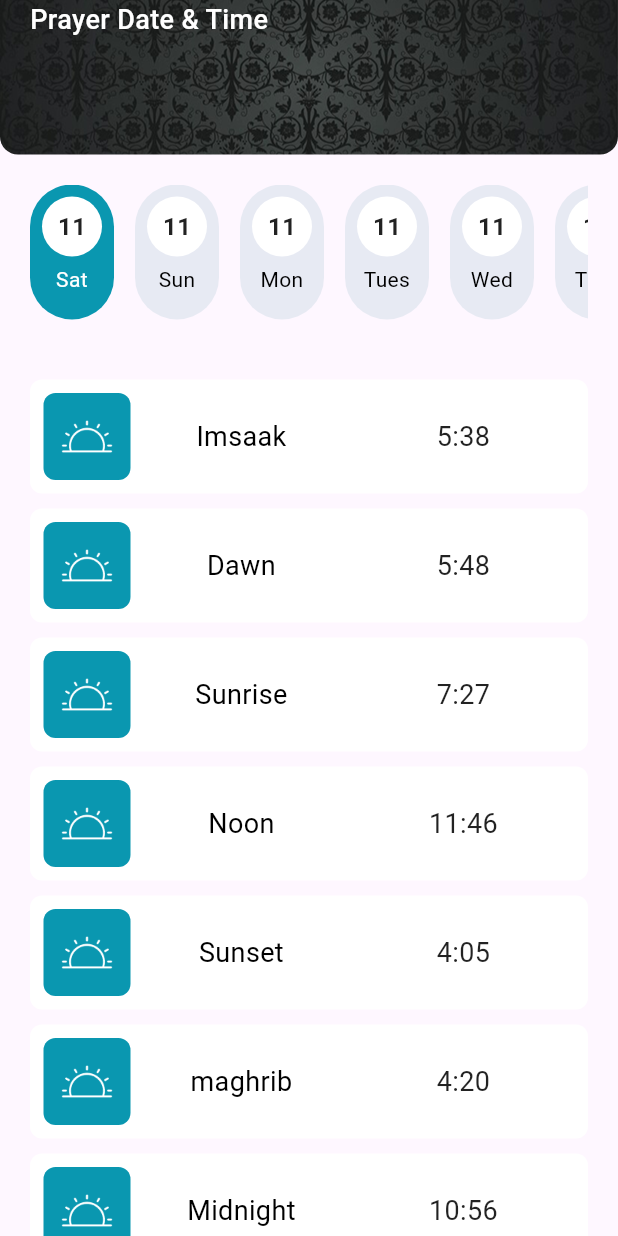
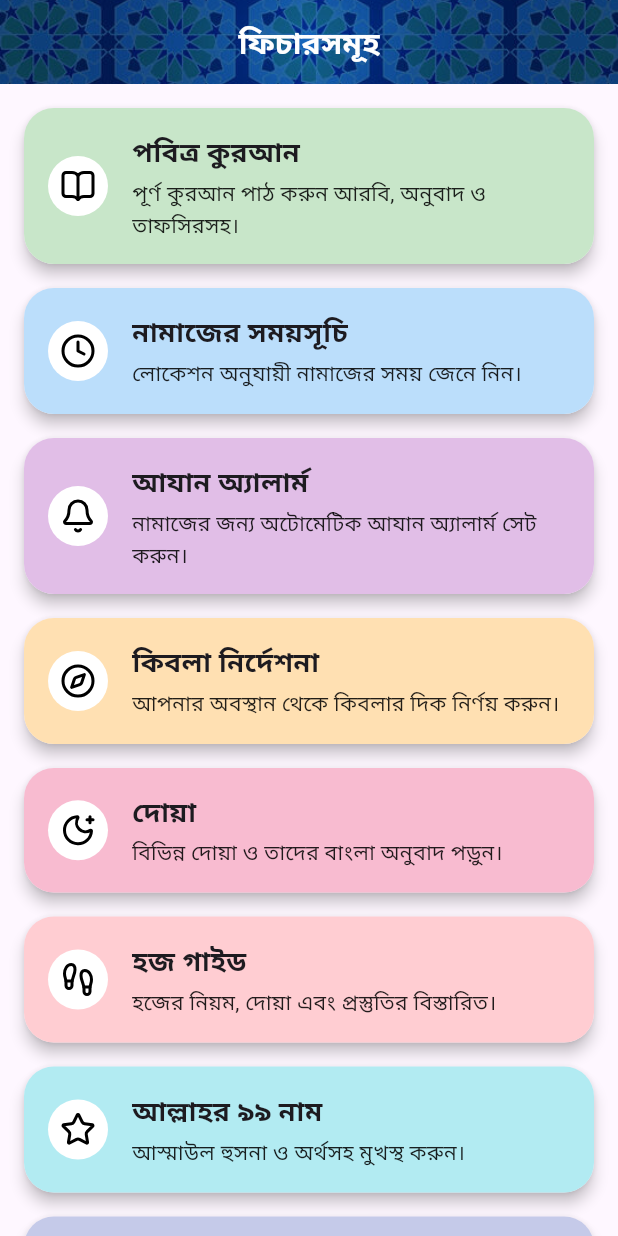
Before and after one commit to alazad214/din-duide-app, a Flutter app: the FeaturesScreen screen opened directly, on a phone screen of 412 x 824 dp. Run offline on Flutter 3.47's test engine with Material 3 defaults, Android fonts, the phone set to English and light mode, and no system bars; drawn by our look-alikes of auto_animated; our stand-ins replace carousel_slider, connectivity_plus, dio, flutter_easyloading, flutter_screenutil, get and 6 more; accounts and stored records are empty.

Commit message:
features screen ui added

```diff
--- a/lib/common_widgets/auth_appbar.dart
+++ b/lib/common_widgets/auth_appbar.dart
@@ -1,64 +1,64 @@
 import 'package:flutter/material.dart';
 import 'package:flutter_screenutil/flutter_screenutil.dart';
-import '../constants/app_assets/assets_icons.dart';
+import '../constants/app_assets/assets_image.dart';
 import '../constants/app_colors.dart';
-import '../helpers/navigation_service.dart';
-import '../helpers/ui_helpers.dart';
 
-class AuthCustomAppBar extends StatelessWidget {
-  final String title;
-  final bool? isLeading;
-  const AuthCustomAppBar({
+class CustomAppbar extends StatelessWidget implements PreferredSizeWidget {
+  const CustomAppbar({
     super.key,
     required this.title,
-    this.isLeading = true,
+    this.onCallBack,
+    this.leadingVisible = false,
+    this.actions,
+    this.centerTitle,
+    this.backgroundColor,
   });
+
+  final String title;
+  final onCallBack;
+  final bool leadingVisible;
+  final actions;
+  final centerTitle;
+  final backgroundColor;
 
   @override
   Widget build(BuildContext context) {
-    return Container(
-      width: double.infinity,
+    return AppBar(
+      automaticallyImplyLeading: false,
+      flexibleSpace: Container(
         decoration: BoxDecoration(
-        borderRadius: BorderRadius.only(
-          bottomLeft: Radius.circular(12.r),
-          bottomRight: Radius.circular(12.r),
+          image: DecorationImage(
+            image: AssetImage(AssetsImage.bg3),
+            fit: BoxFit.cover,
           ),
-        color: AppColors.primaryColor,
         ),
-      child: Padding(
-        padding: const EdgeInsets.only(
-          top: 59,
-          bottom: 59,
-          right: 24,
-          left: 24,
       ),
-        child: Row(
-          children: [
-            isLeading == true
-                ? GestureDetector(
-                  onTap: () => NavigationService.goBack,
-                  child: Padding(
-                    padding: EdgeInsets.symmetric(
-                      horizontal: 10.w,
-                      vertical: 5.h,
+      leading: Visibility(
+        visible: !leadingVisible,
+        child: IconButton(
+          onPressed: () {},
+          icon: Icon(
+            Icons.arrow_back_ios_new,
+            color: AppColors.cFFFFFF,
+            size: 20.sp,
           ),
-                    child: Image.asset(AssetsIcons.arrorBack),
         ),
-                )
-                : const SizedBox.shrink(),
-            UIHelper.widthSpace(12.w),
-            Text(
+      ),
+      backgroundColor: backgroundColor ?? Colors.transparent,
+      titleSpacing: 2.w,
+      centerTitle: centerTitle ?? true,
+      title: Text(
         title,
-              style: const TextStyle(
-                color: Colors.white,
-                fontSize: 16,
-
+        style: TextStyle(
+          color: AppColors.cFFFFFF,
+          fontSize: 20.sp,
           fontWeight: FontWeight.w600,
         ),
       ),
-          ],
-        ),
-      ),
+      actions: actions,
     );
   }
+
+  @override
+  Size get preferredSize => const Size.fromHeight(kToolbarHeight);
 }
--- a/lib/constants/app_assets/assets_image.dart
+++ b/lib/constants/app_assets/assets_image.dart
@@ -2,6 +2,7 @@ class AssetsImage {
   AssetsImage._();
   static String bg = 'assets/icons/bg.png';
   static String bg2 = 'assets/images/bg2.png';
+  static String bg3 = 'assets/images/bg3.jpg';
   static String background2 = 'assets/images/background2.png';
   static String roundplus = 'assets/images/roundplus.png';
   static String onboarding = 'assets/images/onboarding.png';
--- a/lib/features/salat/presentation/features_screen.dart
+++ b/lib/features/salat/presentation/features_screen.dart
@@ -1,241 +1,121 @@
+import 'package:din_guide_app/common_widgets/auth_appbar.dart';
+import 'package:din_guide_app/features/salat/widgets/features_card.dart';
+import 'package:flutter/material.dart';
+import 'package:lucide_icons/lucide_icons.dart';
 
-import 'package:flutter/material.dart';
-import 'package:get/get.dart';
-import '../../../constants/app_assets/assets_icons.dart';
-import '../../../constants/app_assets/assets_image.dart';
-import '../../../constants/app_colors.dart';
-
-class FeaturesScreen extends StatefulWidget {
+class FeaturesScreen extends StatelessWidget {
   const FeaturesScreen({super.key});
-
-  @override
-  State<FeaturesScreen> createState() => _FeaturesScreenState();
-}
-
-class _FeaturesScreenState extends State<FeaturesScreen> {
-  int selectedItem = 0;
-  List weekList = ['Sat', 'Sun', 'Mon', 'Tues', 'Wed', 'Thur', 'Fri'];
-  List<Map> prayerTime = [
-    {'name': 'Imsaak', 'time': '5:38'},
-    {'name': 'Dawn', 'time': '5:48 '},
-    {'name': 'Sunrise', 'time': '7:27 '},
-    {'name': 'Noon', 'time': '11:46'},
-    {'name': 'Sunset', 'time': '4:05'},
-    {'name': 'maghrib', 'time': '4:20'},
-    {'name': 'Midnight', 'time': '10:56'},
-  ];
 
   @override
   Widget build(BuildContext context) {
     return Scaffold(
+      appBar: const CustomAppbar(
+        title: 'ফিচারসমূহ',
+        leadingVisible: true,
+        centerTitle: true,
+        backgroundColor: Colors.transparent,
+      ),
       body: SingleChildScrollView(
+        padding: const EdgeInsets.all(16),
         child: Column(
           children: [
-            Container(
-              height: Get.height / 8,
-              width: Get.width / 1,
-              decoration: BoxDecoration(
-                image: DecorationImage(
-                  image: AssetImage(AssetsImage.bg2),
-                  fit: BoxFit.cover,
+            FeatureCard(
+              icon: LucideIcons.bookOpen,
+              title: 'পবিত্র কুরআন',
+              description: 'পূর্ণ কুরআন পাঠ করুন আরবি, অনুবাদ ও তাফসিরসহ।',
+              color: Colors.green.shade100,
+              ontap: () {},
             ),
-                borderRadius: const BorderRadius.only(
-                  bottomRight: Radius.circular(12),
-                  bottomLeft: Radius.circular(12),
+            FeatureCard(
+              icon: LucideIcons.clock,
+              title: 'নামাজের সময়সূচি',
+              description: 'লোকেশন অনুযায়ী নামাজের সময় জেনে নিন।',
+              color: Colors.blue.shade100,
+              ontap: () {},
             ),
+            FeatureCard(
+              icon: LucideIcons.bell,
+              title: 'আযান অ্যালার্ম',
+              description: 'নামাজের জন্য অটোমেটিক আযান অ্যালার্ম সেট করুন।',
+              color: Colors.purple.shade100,
+              ontap: () {},
             ),
-              child: const SafeArea(
-                child: Padding(
-                  padding: EdgeInsets.symmetric(horizontal: 20),
-                  child: Text(
-                    'Prayer Date & Time',
-                    style: TextStyle(
-                      color: Colors.white,
-                      fontSize: 18,
-                      fontWeight: FontWeight.w500,
+            FeatureCard(
+              icon: LucideIcons.compass,
+              title: 'কিবলা নির্দেশনা',
+              description: 'আপনার অবস্থান থেকে কিবলার দিক নির্ণয় করুন।',
+              color: Colors.orange.shade100,
+              ontap: () {},
             ),
+            FeatureCard(
+              icon: LucideIcons.moonStar,
+              title: 'দোয়া',
+              description: 'বিভিন্ন দোয়া ও তাদের বাংলা অনুবাদ পড়ুন।',
+              color: Colors.pink.shade100,
+              ontap: () {},
             ),
+            FeatureCard(
+              icon: LucideIcons.footprints,
+              title: 'হজ গাইড',
+              description: 'হজের নিয়ম, দোয়া এবং প্রস্তুতির বিস্তারিত।',
+              color: Colors.red.shade100,
+              ontap: () {},
             ),
+            FeatureCard(
+              icon: LucideIcons.star,
+              title: 'আল্লাহর ৯৯ নাম',
+              description: 'আস্মাউল হুসনা ও অর্থসহ মুখস্থ করুন।',
+              color: Colors.cyan.shade100,
+              ontap: () {},
             ),
+            FeatureCard(
+              icon: LucideIcons.book,
+              title: 'নামাজ শিক্ষা',
+              description: 'নামাজের নিয়ম, দোয়া এবং সূরা শিখুন।',
+              color: Colors.indigo.shade100,
+              ontap: () {},
             ),
-            Padding(
-              padding: const EdgeInsets.all(20),
-              child: Column(
-                crossAxisAlignment: CrossAxisAlignment.start,
-                children: [
-                  //Time button-->
-                  SizedBox(
-                    height: 90,
-                    child: SingleChildScrollView(
-                      scrollDirection: Axis.horizontal,
-                      child: ListView.builder(
-                        itemCount: weekList.length,
-                        shrinkWrap: true,
-                        scrollDirection: Axis.horizontal,
-                        itemBuilder: (_, index) {
-                          return Padding(
-                            padding: const EdgeInsets.only(right: 14),
-                            child: GestureDetector(
-                              onTap: () {
-                                setState(() {
-                                  selectedItem = index;
-                                });
-                              },
-                              child: Container(
-                                padding: const EdgeInsets.only(
-                                  top: 8,
-                                  left: 8,
-                                  right: 8,
-                                  bottom: 12,
+            FeatureCard(
+              icon: LucideIcons.headphones,
+              title: 'যিকির',
+              description: 'প্রতিদিনের যিকির ও ফজিলতসমূহ।',
+              color: Colors.amber.shade100,
+              ontap: () {},
             ),
-                                decoration: ShapeDecoration(
-                                  color:
-                                      selectedItem == index
-                                          ? AppColors.primaryColor
-                                          : const Color(0x19187488),
-                                  shape: RoundedRectangleBorder(
-                                    borderRadius: BorderRadius.circular(60),
+            FeatureCard(
+              icon: LucideIcons.user,
+              title: 'ইসলামিক নাম',
+              description: 'ছেলে ও মেয়েদের সুন্দর ইসলামিক নাম খুঁজুন।',
+              color: Colors.deepPurple.shade100,
+              ontap: () {},
             ),
+            FeatureCard(
+              icon: LucideIcons.shieldCheck,
+              title: 'ক্বুরবানি গাইড',
+              description: 'ক্বুরবানির নিয়ম, শর্ত ও গুরুত্বপূর্ণ মাসায়েল।',
+              color: Colors.lime.shade100,
+              ontap: () {},
             ),
-                                child: Row(
-                                  mainAxisSize: MainAxisSize.min,
-                                  mainAxisAlignment: MainAxisAlignment.start,
-                                  crossAxisAlignment: CrossAxisAlignment.start,
-                                  children: [
-                                    SizedBox(
-                                      width: 40,
-                                      child: Column(
-                                        children: [
-                                          Container(
-                                            width: double.infinity,
-                                            height: 40,
-                                            decoration: ShapeDecoration(
-                                              color: Colors.white,
-                                              shape: RoundedRectangleBorder(
-                                                borderRadius:
-                                                    BorderRadius.circular(20),
+            FeatureCard(
+              icon: LucideIcons.calendar,
+              title: 'হিজরি ক্যালেন্ডার',
+              description: 'হিজরি ও ইংরেজি তারিখ একসাথে দেখুন।',
+              color: Colors.brown.shade100,
+              ontap: () {},
             ),
+            FeatureCard(
+              icon: LucideIcons.sun,
+              title: 'রোজা',
+              description: 'রোজার নিয়ম, সাহরি-ইফতারের সময় ও দোয়া।',
+              color: Colors.greenAccent.shade100,
+              ontap: () {},
             ),
-                                            child: const Column(
-                                              mainAxisSize: MainAxisSize.min,
-                                              mainAxisAlignment:
-                                                  MainAxisAlignment.center,
-                                              crossAxisAlignment:
-                                                  CrossAxisAlignment.center,
-                                              children: [
-                                                Text(
-                                                  '11',
-                                                  style: TextStyle(
-                                                    color: Color(
-                                                      0xFF222222,
-                                                    ),
-                                                    fontSize: 16,
-                                                    fontWeight: FontWeight.w700,
-                                                  ),
-                                                ),
-                                              ],
-                                            ),
-                                          ),
-                                          const SizedBox(height: 5),
-                                          Text(
-                                            weekList[index],
-                                            textAlign: TextAlign.center,
-                                            style: TextStyle(
-                                              color:
-                                                  selectedItem == index
-                                                      ? AppColors.cWhite
-                                                      : AppColors.c000000,
-                                              fontSize: 14,
-                                              fontWeight: FontWeight.w400,
-                                            ),
-                                          ),
-                                        ],
-                                      ),
-                                    ),
-                                  ],
-                                ),
-                              ),
-                            ),
-                          );
-                        },
-                      ),
-                    ),
-                  ),
-
-               const   SizedBox(height: 40),
-
-                  //Time Card-->
-                  ListView.builder(
-                    itemCount: prayerTime.length,
-                    shrinkWrap: true,
-                    padding:const EdgeInsets.all(0),
-                    physics:const NeverScrollableScrollPhysics(),
-                    itemBuilder: (_, index) {
-                      final data = prayerTime[index];
-                      return Container(
-                        width: double.infinity,
-                        height: 76,
-                        margin:const EdgeInsets.only(bottom: 10),
-                        padding: const EdgeInsets.all(9),
-                        decoration: BoxDecoration(
-                          color: Colors.white,
-                          borderRadius: BorderRadius.circular(8),
-                        ),
-                        child: Column(
-                          mainAxisAlignment: MainAxisAlignment.start,
-                          crossAxisAlignment: CrossAxisAlignment.start,
-                          spacing: 10,
-                          children: [
-                            Row(
-                              crossAxisAlignment: CrossAxisAlignment.center,
-                              mainAxisAlignment: MainAxisAlignment.start,
-
-                              children: [
-                                Container(
-                                  width: 58,
-                                  height: 58,
-                                  padding: const EdgeInsets.all(9),
-                                  decoration: BoxDecoration(
-                                    color: AppColors.primaryColor,
-                                    borderRadius: BorderRadius.circular(8),
-                                  ),
-                                  child: Image.asset(AssetsIcons.sun),
-                                ),
-
-                                Expanded(
-                                  child: Text(
-                                    data['name'],
-                                    textAlign: TextAlign.center,
-                                    style:const TextStyle(
-                                      color: Colors.black,
-                                      fontSize: 18,
-                                      fontWeight: FontWeight.w400,
-                                    ),
-                                  ),
-                                ),
-                                Expanded(
-                                  child: Text(
-                                    data['time'],
-                                    textAlign: TextAlign.center,
-                                    overflow: TextOverflow.ellipsis,
-                                    style:const TextStyle(
-                                      color: Colors.black87,
-                                      fontSize: 18,
-                                      fontWeight: FontWeight.w400,
-                                    ),
-                                  ),
-                                ),
-                              ],
-                            ),
-                          ],
-                        ),
-                      );
-                    },
-                  ),
-
-                const  SizedBox(height: 50),
-                ],
-              ),
+            FeatureCard(
+              icon: LucideIcons.sunrise,
+              title: 'জুমার ফজিলত',
+              description: 'জুমার গুরুত্ব, সূরা কাহফ ও দোয়ার সংকলন।',
+              color: Colors.teal.shade100,
+              ontap: () {},
             ),
           ],
         ),
--- /dev/null
+++ b/lib/features/salat/widgets/features_card.dart
@@ -0,0 +1,64 @@
+import 'package:flutter/material.dart';
+
+class FeatureCard extends StatelessWidget {
+  final IconData icon;
+  final String title;
+  final String description;
+  final Color color;
+  final VoidCallback? ontap;
+
+  const FeatureCard({
+    super.key,
+    required this.icon,
+    required this.title,
+    required this.description,
+    required this.color, this.ontap,
+  });
+
+  @override
+  Widget build(BuildContext context) {
+    return GestureDetector(
+      onTap: ontap,
+      child: Card(
+        elevation: 4,
+        margin: const EdgeInsets.only(bottom: 16),
+        shape: RoundedRectangleBorder(borderRadius: BorderRadius.circular(20)),
+        child: Container(
+          padding: const EdgeInsets.all(16),
+          decoration: BoxDecoration(
+            color: color,
+            borderRadius: BorderRadius.circular(20),
+          ),
+          child: Row(
+            children: [
+              CircleAvatar(
+                backgroundColor: Colors.white,
+                child: Icon(icon, color: Colors.black),
+              ),
+              const SizedBox(width: 16),
+              Expanded(
+                child: Column(
+                  crossAxisAlignment: CrossAxisAlignment.start,
+                  children: [
+                    Text(
+                      title,
+                      style: const TextStyle(
+                        fontSize: 18,
+                        fontWeight: FontWeight.bold,
+                      ),
+                    ),
+                    const SizedBox(height: 4),
+                    Text(
+                      description,
+                      style: const TextStyle(fontSize: 14, color: Colors.black87),
+                    ),
+                  ],
+                ),
+              ),
+            ],
+          ),
+        ),
+      ),
+    );
+  }
+}
--- a/lib/features/settings/presentation/settings_screen.dart
+++ b/lib/features/settings/presentation/settings_screen.dart
@@ -1,6 +1,7 @@
 import 'package:din_guide_app/constants/app_assets/assets_image.dart';
 import 'package:din_guide_app/helpers/ui_helpers.dart';
 import 'package:flutter/material.dart';
+import '../../../common_widgets/auth_appbar.dart';
 import '../../../constants/app_assets/assets_icons.dart';
 import '../../../constants/app_colors.dart';
 import '../../../constants/text_font_style.dart';
@@ -11,8 +12,9 @@ class SettingsScreen extends StatelessWidget {
   @override
   Widget build(BuildContext context) {
     return Scaffold(
-      appBar: AppBar(
-        title: Text('Settings', style: TextFontStyle.headline20w700c0CC0DF),
+      appBar: const CustomAppbar(
+        title: 'Settings',
+        leadingVisible: true,
         centerTitle: true,
       ),
       body: SingleChildScrollView(
--- a/pubspec.yaml
+++ b/pubspec.yaml
@@ -60,6 +60,7 @@ dependencies:
   carousel_slider: ^5.0.0
   provider: ^6.1.2
   iconsax: ^0.0.8
+  lucide_icons: ^0.257.0
 
 
 dev_dependencies:
```
Also changed, not shown: assets/images/bg3.jpg (added), pubspec.lock. Lines whose indentation alone changed are shown as unchanged.
